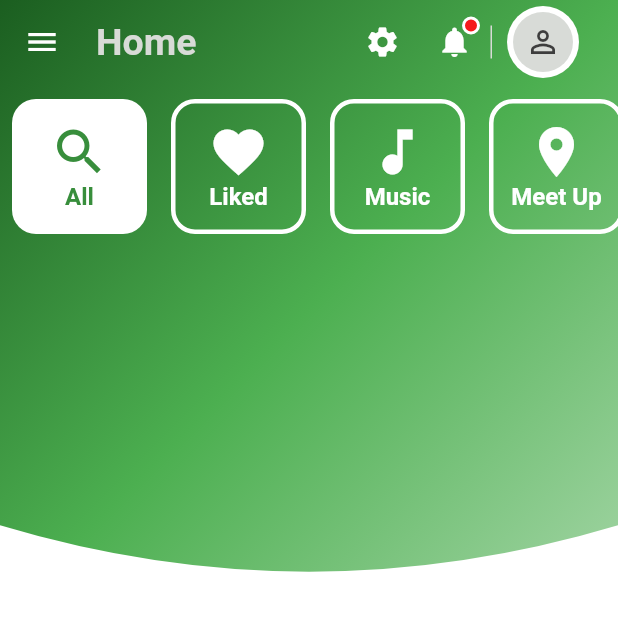
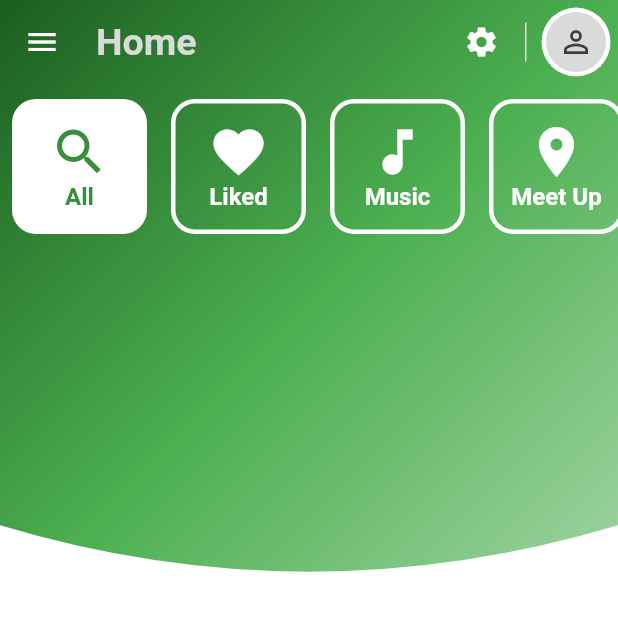
Before and after one commit to OwenKe11y/APPLIED-PROJECT-AND-MINOR-DISSERTATION-PROJECT, a Flutter app: the SiteLayout screen opened directly, on a phone screen of 412 x 824 dp, the top half of it. Run offline on Flutter 3.47's test engine with Material 2 defaults, Android fonts, the light colour scheme and no system bars; our stand-ins replace currency_text_input_formatter, font_awesome_flutter, geocoding, get, google_fonts, google_maps_flutter and 5 more; missing offline and left inert: add_2_calendar, flutter_stripe, google_sign_in_web, pay; network calls fail; statements that could not run were skipped.

Commit message:
Front end clean up

```diff
--- a/even_ticket/lib/controllers/menu_controller.dart
+++ b/even_ticket/lib/controllers/menu_controller.dart
@@ -31,6 +31,8 @@ class MenuController extends GetxController {
         return _customIcon(Icons.book_online_rounded, itemName);
       case eventGenerationPageRoute:
         return _customIcon(Icons.new_label_rounded, itemName);
+        case scannerPageRoute:
+        return _customIcon(Icons.camera, itemName);
       case settingsPageRoute:
         return _customIcon(Icons.settings, itemName);
       case authenticationPageRoute:
--- a/even_ticket/lib/pages/event generation/event_generation.dart
+++ b/even_ticket/lib/pages/event generation/event_generation.dart
@@ -1,6 +1,6 @@
 // ignore_for_file: prefer_const_constructors
 
-import 'package:even_ticket/widgets/home_widgets/event_generation_widget.dart';
+import 'package:even_ticket/widgets/event_widgets/event_generation_widget.dart';
 import 'package:flutter/material.dart';
 
 class EventGenerationPage extends StatelessWidget {
--- a/even_ticket/lib/pages/home/event_details.dart
+++ b/even_ticket/lib/pages/home/event_details.dart
@@ -4,8 +4,8 @@ import 'package:even_ticket/constants/controllers.dart';
 import 'package:even_ticket/constants/style.dart';
 import 'package:even_ticket/layout.dart';
 import 'package:even_ticket/utils/application_navigator.dart';
-import 'package:even_ticket/widgets/home_widgets/event_details_background.dart';
-import 'package:even_ticket/widgets/home_widgets/event_details_content.dart';
+import 'package:even_ticket/widgets/event_widgets/event_details_background.dart';
+import 'package:even_ticket/widgets/event_widgets/event_details_content.dart';
 import 'package:flutter/material.dart';
 import 'package:get/get.dart';
 import 'package:provider/provider.dart';
--- a/even_ticket/lib/pages/home/home.dart
+++ b/even_ticket/lib/pages/home/home.dart
@@ -10,7 +10,7 @@ import 'package:even_ticket/services/http_methods.dart';
 import 'package:even_ticket/utils/responsiveness.dart';
 import 'package:even_ticket/widgets/home_widgets/catagory_widget.dart';
 import 'package:even_ticket/widgets/custom_assets/custom_text.dart';
-import 'package:even_ticket/widgets/home_widgets/event_widget.dart';
+import 'package:even_ticket/widgets/event_widgets/event_widget.dart';
 import 'package:flutter/material.dart';
 import 'package:get/get.dart';
 import 'package:provider/provider.dart';
--- a/even_ticket/lib/routing/router.dart
+++ b/even_ticket/lib/routing/router.dart
@@ -6,6 +6,7 @@ import 'package:even_ticket/pages/authentication/register_page.dart';
 import 'package:even_ticket/pages/authentication/welcome_page.dart';
 import 'package:even_ticket/pages/event%20generation/event_generation.dart';
 import 'package:even_ticket/pages/home/event_details.dart';
+import 'package:even_ticket/pages/scanner/scanner_page.dart';
 import 'package:even_ticket/routing/routes.dart';
 import 'package:even_ticket/pages/home/home.dart';
 import 'package:even_ticket/pages/settings/settings.dart';
@@ -26,6 +27,8 @@ Route<dynamic> generateRoute(RouteSettings settings) {
       return _pageRoute(EventGenerationPage());
     case settingsPageRoute:
       return _pageRoute(SettingsViewPage());
+    case scannerPageRoute:
+      return _pageRoute(ScannerViewPage());
     case detailsRoute:
       if (args is Events) {
         return _pageRoute(EventDetail(events: args));
--- a/even_ticket/lib/routing/routes.dart
+++ b/even_ticket/lib/routing/routes.dart
@@ -3,6 +3,7 @@ const homePageRoute = "Home";
 const ticketsPageRoute = "My Tickets";
 const eventGenerationPageRoute = "Create Event";
 const settingsPageRoute = "Settings";
+const scannerPageRoute = "Scanner";
 const authenticationPageRoute = "Auth";
 const registerRoute = "Register";
 const loginRoute = "Login";
@@ -13,6 +14,7 @@ List dashboardItems = [
   homePageRoute,
   ticketsPageRoute,
   eventGenerationPageRoute,
+  scannerPageRoute,
   settingsPageRoute,
   authenticationPageRoute,
 ];
--- a/even_ticket/lib/widgets/custom_assets/top_nav.dart
+++ b/even_ticket/lib/widgets/custom_assets/top_nav.dart
@@ -61,11 +61,12 @@ AppBar topNavBar(BuildContext context, GlobalKey<ScaffoldState> key) => AppBar(
                     ),
                   ])),
 
+          ],
+        ),
+      ),
+      actions: [
+         // Settings Icon
 
-
-            // Render the two icons for notifications and settings
-            // Settings Icon
-            Expanded(child: Container()),
             IconButton(
               splashRadius: 20,
               icon: Icon(
@@ -74,49 +75,23 @@ AppBar topNavBar(BuildContext context, GlobalKey<ScaffoldState> key) => AppBar(
               ),
               onPressed: () {},
             ),
+         Padding(
+           padding: const EdgeInsets.symmetric(horizontal: 5, vertical: 15),
+           child: Container(
 
-            // Notifications Icon
-            Stack(
-              children: [
-                // Actual Icon
-                IconButton(
-                    splashRadius: 20,
-                    onPressed: () {},
-                    icon: Icon(
-                      Icons.notifications,
-                      color: light,
-                    )),
+                width: 1,
+                height: 2,
+                color: lightGrey,
+              ),
+         ),
+         Padding(
+              padding: const EdgeInsets.symmetric(horizontal: 5, vertical: 5),
+              child: Container(
 
-                // Red Blurb on top of Notification Icon
-                Positioned(
-                    top: 7,
-                    right: 7,
-                    child: Container(
-                      width: 12,
-                      height: 12,
-                      padding: EdgeInsets.all(4),
-                      decoration: BoxDecoration(
-                          color: active,
-                          borderRadius: BorderRadius.circular(12),
-                          border: Border.all(color: light, width: 2)),
-                    ))
-              ],
-            ),
-            Container(
-
-              width: 1,
-              height: 22,
-              color: lightGrey,
-            ),
-
-
-            Padding(
-              padding: const EdgeInsets.only(left: 10 ,),
-              child: Container(
                 decoration: BoxDecoration(
-                    color: Colors.white, borderRadius: BorderRadius.circular(30)),
+                    color: Colors.white, borderRadius: BorderRadius.circular(40)),
                 child: Container(
-                  padding: EdgeInsets.all(2),
+                  padding: EdgeInsets.all(1),
                   margin: EdgeInsets.all(2),
                   child: CircleAvatar(
                     backgroundColor: lightGrey,
@@ -128,9 +103,7 @@ AppBar topNavBar(BuildContext context, GlobalKey<ScaffoldState> key) => AppBar(
                 ),
               ),
             ),
-          ],
-        ),
-      ),
+      ],
       iconTheme: IconThemeData(color: darkgreen),
       backgroundColor: Colors.transparent,
     );
--- a/even_ticket/lib/widgets/home_widgets/event_details_content.dart
+++ b/even_ticket/lib/widgets/event_widgets/event_details_content.dart
@@ -168,7 +168,7 @@ class _EventDetailsContentState extends State<EventDetailsContent> {
                                   // Login Button - Global navigation to the main page
 
                                   LikeButton(
-                                    size: 55,
+                                    size: screenWidth * 0.135,
                                     circleColor: CircleColor(
                                         end: light, start: lightGrey),
                                     bubblesColor: BubblesColor(
--- a/even_ticket/lib/widgets/home_widgets/catagory_widget.dart
+++ b/even_ticket/lib/widgets/home_widgets/catagory_widget.dart
@@ -20,9 +20,9 @@ class CategoryWidget extends StatelessWidget {
 
     return GestureDetector(
       onTap: () => {
-        if(!isSelected){
-          appstate.updateCatagoryID(category.catagoryId)
-        }
+
+        appstate.displayCatagoryID(category.catagoryId)
+
       },
       child: Container(
         margin: const EdgeInsets.symmetric(horizontal: 8),
--- a/even_ticket/lib/widgets/home_widgets/maps_widget.dart
+++ b/even_ticket/lib/widgets/home_widgets/maps_widget.dart
@@ -2,7 +2,7 @@ import 'dart:io';
 import 'package:even_ticket/constants/style.dart';
 import 'package:even_ticket/data/event.dart';
 import 'package:even_ticket/services/http_methods.dart';
-import 'package:even_ticket/widgets/home_widgets/event_details_content.dart';
+import 'package:even_ticket/widgets/event_widgets/event_details_content.dart';
 import 'package:flutter/cupertino.dart';
 import 'package:flutter/material.dart';
 import 'package:flutter/services.dart';
```
Also changed, not shown: even_ticket/lib/app_state.dart (+7 -2 lines), even_ticket/lib/pages/scanner/scanner_page.dart (added, +13 -0 lines), even_ticket/lib/widgets/event_widgets/event_generation_widget.dart (renamed from even_ticket/lib/widgets/home_widgets/event_generation_widget.dart, +11 -12 lines), even_ticket/lib/widgets/purchase_widgets/payment_card.dart (+6 -8 lines), even_ticket/lib/widgets/scanner_widgets/scanner_card.dart (added, +109 -0 lines), even_ticket/lib/widgets/event_widgets/event_details_background.dart (renamed from even_ticket/lib/widgets/home_widgets/event_details_background.dart), even_ticket/lib/widgets/event_widgets/event_widget.dart (renamed from even_ticket/lib/widgets/home_widgets/event_widget.dart).
